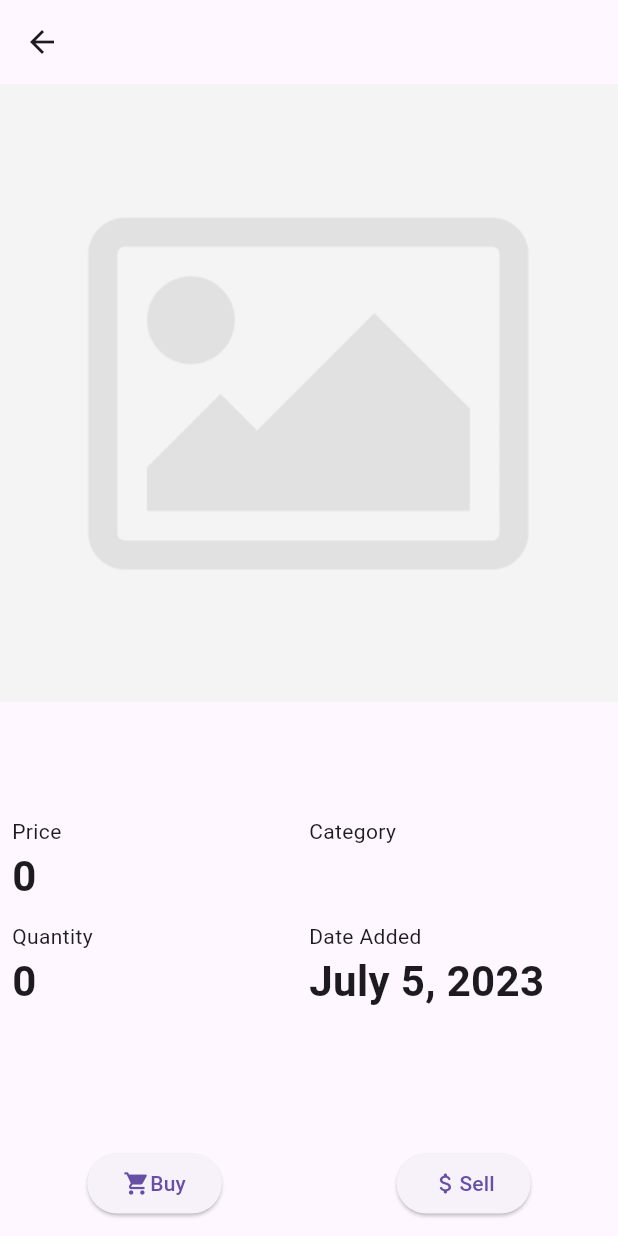
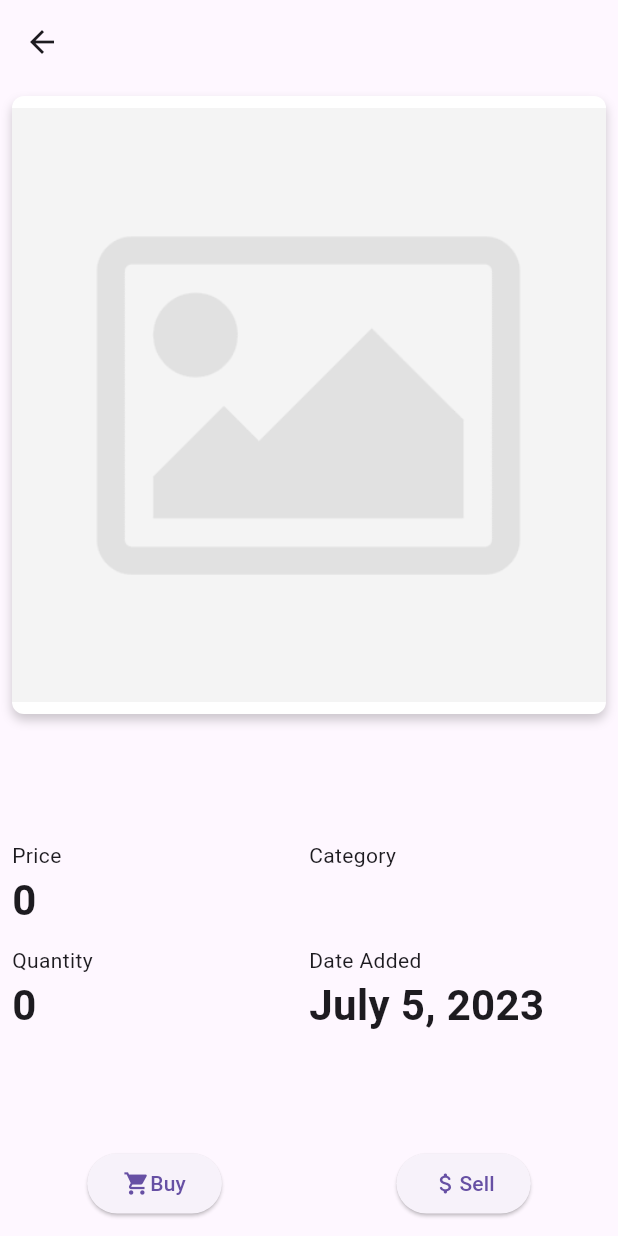
Before and after one commit to Zimmer550i/saad_project, a Flutter app: the ItemInfo screen opened directly with empty values, on a phone screen of 412 x 824 dp. Run offline on Flutter 3.47's test engine with Material 2 defaults, Android fonts, the phone set to English and light mode, and no system bars; our stand-ins replace cloud_firestore, dotted_border, firebase_core, firebase_storage, image_picker; accounts and stored records are empty; Roboto replaces fonts that are missing (Geologica).

Commit message:
added variant option and some UI changes

```diff
--- a/lib/models/variant.dart
+++ b/lib/models/variant.dart
@@ -1,6 +1,6 @@
 class Variant {
   int quantity;
-  int size;
+  String size;
   String color;
 
   Variant({
--- a/lib/pages/homepage.dart
+++ b/lib/pages/homepage.dart
@@ -135,7 +135,7 @@ class _HomepageState extends State<Homepage> {
                     ? const Center(
                         child: CircularProgressIndicator(),
                       )
-                    : TabBarView(
+                    : const TabBarView(
                         children: [
                           ListMaker(category: "Shoes"),
                           ListMaker(category: "Medicines"),
--- a/lib/pages/item_info.dart
+++ b/lib/pages/item_info.dart
@@ -49,6 +49,24 @@ class _ItemInfoState extends State<ItemInfo> {
             children: [
               Hero(
                 tag: "${widget.product.prodID}img",
+                child: Padding(
+                  padding: const EdgeInsets.all(8.0),
+                  child: Container(
+                    decoration: const BoxDecoration(
+                      color: Colors.white,
+                      borderRadius: BorderRadius.all(
+                        Radius.circular(8),
+                      ),
+                      boxShadow: [
+                        BoxShadow(
+                          color: Color.fromRGBO(0, 0, 0, 0.2),
+                          offset: Offset(0, 4),
+                          blurRadius: 5,
+                        )
+                      ],
+                    ),
+                    child: ClipRRect(
+                      borderRadius: BorderRadius.circular(8),
                       child: GestureDetector(
                         onDoubleTap: () {
                           setState(() {
@@ -64,8 +82,11 @@ class _ItemInfoState extends State<ItemInfo> {
                             : Image.network(
                                 widget.product.photoUrl,
                                 width: MediaQuery.of(context).size.width,
-                          height: MediaQuery.of(context).size.width,
+                                height: coverFit ? MediaQuery.of(context).size.width : null,
                                 fit: coverFit ? BoxFit.cover : BoxFit.contain,
+                              ),
+                      ),
+                    ),
                   ),
                 ),
               ),
@@ -75,19 +96,13 @@ class _ItemInfoState extends State<ItemInfo> {
                   mainAxisAlignment: MainAxisAlignment.spaceBetween,
                   crossAxisAlignment: CrossAxisAlignment.stretch,
                   children: [
-                    SizedBox(
-                      width: MediaQuery.of(context).size.width / 5 * 3,
-                      child: FittedBox(
-                        fit: BoxFit.fitWidth,
-                        child: Text(
+                    Text(
                       widget.product.name,
                       maxLines: 3,
                       style: const TextStyle(
                         fontFamily: "Geologica",
                         fontSize: 48,
                         fontWeight: FontWeight.bold,
-                          ),
-                        ),
                       ),
                     ),
                     SizedBox(
--- a/lib/utils.dart/list_maker.dart
+++ b/lib/utils.dart/list_maker.dart
@@ -6,7 +6,7 @@ import '../widgets/item_card.dart';
 
 class ListMaker extends StatelessWidget {
   final String category;
-  ListMaker({
+  const ListMaker({
     super.key,
     required this.category,
   });
```
Also changed, not shown: lib/pages/add_item.dart (+20 -3 lines), lib/pages/add_variant.dart (added, +189 -0 lines), lib/widgets/item_card.dart (+22 -5 lines), lib/resources/firebase_methods.dart (renamed from lib/resources/storage_methods.dart). Lines whose indentation alone changed are shown as unchanged.
